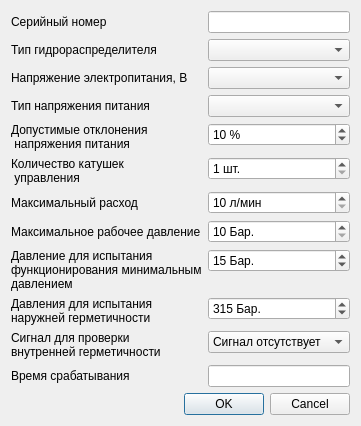
This is hydro_title_info.ui in firef0xff/SSHGS01 as Qt 5 draws it before an edit. The edited form follows.
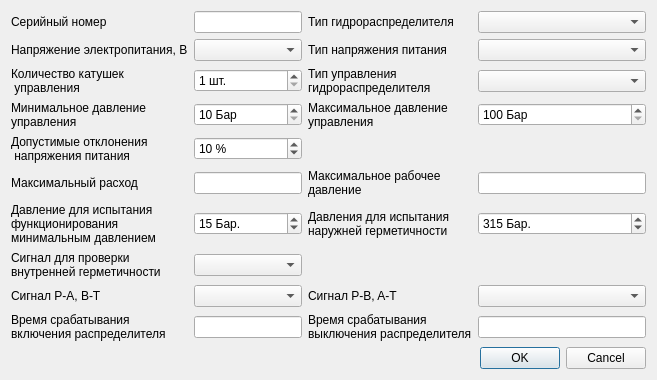
This is the edited form.

```diff
--- a/hydro_title_info.ui
+++ b/hydro_title_info.ui
@@ -9,8 +9,8 @@
    <rect>
     <x>0</x>
     <y>0</y>
-    <width>369</width>
-    <height>399</height>
+    <width>817</width>
+    <height>551</height>
    </rect>
   </property>
   <property name="sizePolicy">
@@ -33,38 +33,14 @@
     <enum>QLayout::SetFixedSize</enum>
    </property>
    <item>
-    <layout class="QFormLayout" name="formLayout">
+    <layout class="QGridLayout" name="gridLayout">
      <property name="verticalSpacing">
       <number>6</number>
      </property>
-     <item row="0" column="0">
-      <widget class="QLabel" name="l_sn">
+     <item row="2" column="0">
+      <widget class="QLabel" name="l_voltage">
        <property name="text">
-        <string>Серийный номер</string>
-       </property>
-      </widget>
-     </item>
-     <item row="0" column="1">
-      <widget class="QLineEdit" name="SerNo">
-       <property name="clearButtonEnabled">
-        <bool>true</bool>
-       </property>
-      </widget>
-     </item>
-     <item row="1" column="0">
-      <widget class="QLabel" name="l_gs_type">
-       <property name="text">
-        <string>Тип гидрораспределителя</string>
-       </property>
-      </widget>
-     </item>
-     <item row="1" column="1">
-      <widget class="QComboBox" name="GsType">
-       <property name="duplicatesEnabled">
-        <bool>false</bool>
-       </property>
-       <property name="frame">
-        <bool>true</bool>
+        <string>Напряжение электропитания, В</string>
        </property>
       </widget>
      </item>
@@ -98,7 +74,136 @@
        </item>
       </widget>
      </item>
-     <item row="3" column="1">
+     <item row="9" column="1">
+      <widget class="QSpinBox" name="MinPressure">
+       <property name="toolTip">
+        <string>10...100 Бар</string>
+       </property>
+       <property name="toolTipDuration">
+        <number>1000</number>
+       </property>
+       <property name="suffix">
+        <string> Бар.</string>
+       </property>
+       <property name="minimum">
+        <number>10</number>
+       </property>
+       <property name="maximum">
+        <number>100</number>
+       </property>
+       <property name="value">
+        <number>15</number>
+       </property>
+      </widget>
+     </item>
+     <item row="4" column="0">
+      <widget class="QLabel" name="l_reel_count">
+       <property name="text">
+        <string>Количество катушек
+ управления</string>
+       </property>
+      </widget>
+     </item>
+     <item row="9" column="3">
+      <widget class="QSpinBox" name="HermPressure">
+       <property name="toolTip">
+        <string>10...400 Бар</string>
+       </property>
+       <property name="toolTipDuration">
+        <number>1000</number>
+       </property>
+       <property name="suffix">
+        <string> Бар.</string>
+       </property>
+       <property name="minimum">
+        <number>10</number>
+       </property>
+       <property name="maximum">
+        <number>400</number>
+       </property>
+       <property name="value">
+        <number>315</number>
+       </property>
+      </widget>
+     </item>
+     <item row="0" column="1">
+      <widget class="QLineEdit" name="SerNo">
+       <property name="clearButtonEnabled">
+        <bool>true</bool>
+       </property>
+      </widget>
+     </item>
+     <item row="11" column="0">
+      <widget class="QLabel" name="l_herm_signal">
+       <property name="text">
+        <string>Сигнал для проверки
+внутренней герметичности</string>
+       </property>
+      </widget>
+     </item>
+     <item row="4" column="2">
+      <widget class="QLabel" name="l_control_type">
+       <property name="text">
+        <string>Тип управления
+гидрораспределителя</string>
+       </property>
+      </widget>
+     </item>
+     <item row="13" column="0">
+      <widget class="QLabel" name="l_actuation_on_time">
+       <property name="text">
+        <string>Время срабатывания
+включения распределителя</string>
+       </property>
+      </widget>
+     </item>
+     <item row="6" column="1">
+      <widget class="QSpinBox" name="VoltageRange">
+       <property name="toolTip">
+        <string>0...30 %</string>
+       </property>
+       <property name="toolTipDuration">
+        <number>1000</number>
+       </property>
+       <property name="suffix">
+        <string> %</string>
+       </property>
+       <property name="maximum">
+        <number>30</number>
+       </property>
+       <property name="value">
+        <number>10</number>
+       </property>
+      </widget>
+     </item>
+     <item row="0" column="0">
+      <widget class="QLabel" name="l_sn">
+       <property name="text">
+        <string>Серийный номер</string>
+       </property>
+      </widget>
+     </item>
+     <item row="7" column="0">
+      <widget class="QLabel" name="l_max_expenditure">
+       <property name="text">
+        <string>Максимальный расход</string>
+       </property>
+      </widget>
+     </item>
+     <item row="13" column="1">
+      <widget class="QLineEdit" name="ActuationOnTime">
+       <property name="toolTip">
+        <string>1...2000 мс</string>
+       </property>
+       <property name="toolTipDuration">
+        <number>1000</number>
+       </property>
+       <property name="clearButtonEnabled">
+        <bool>true</bool>
+       </property>
+      </widget>
+     </item>
+     <item row="2" column="3">
       <widget class="QComboBox" name="VoltageType">
        <property name="currentIndex">
         <number>-1</number>
@@ -116,19 +221,6 @@
       </widget>
      </item>
      <item row="4" column="1">
-      <widget class="QSpinBox" name="VoltageRange">
-       <property name="suffix">
-        <string> %</string>
-       </property>
-       <property name="maximum">
-        <number>30</number>
-       </property>
-       <property name="value">
-        <number>10</number>
-       </property>
-      </widget>
-     </item>
-     <item row="5" column="1">
       <widget class="QSpinBox" name="ReelCount">
        <property name="suffix">
         <string> шт.</string>
@@ -141,147 +233,152 @@
        </property>
       </widget>
      </item>
-     <item row="6" column="1">
-      <widget class="QSpinBox" name="MaxExpenditure">
-       <property name="suffix">
-        <string> л/мин</string>
-       </property>
-       <property name="minimum">
-        <number>10</number>
-       </property>
-       <property name="maximum">
-        <number>1100</number>
-       </property>
-      </widget>
-     </item>
-     <item row="7" column="1">
-      <widget class="QSpinBox" name="MaxWorkPressure">
-       <property name="suffix">
-        <string> Бар.</string>
-       </property>
-       <property name="minimum">
-        <number>10</number>
-       </property>
-       <property name="maximum">
-        <number>400</number>
-       </property>
-      </widget>
-     </item>
-     <item row="2" column="0">
-      <widget class="QLabel" name="l_voltage">
+     <item row="13" column="2">
+      <widget class="QLabel" name="l_actuation_off_time">
        <property name="text">
-        <string>Напряжение электропитания, В</string>
+        <string>Время срабатывания
+выключения распределителя</string>
        </property>
       </widget>
      </item>
-     <item row="3" column="0">
-      <widget class="QLabel" name="l_voltage_type">
-       <property name="text">
-        <string>Тип напряжения питания</string>
-       </property>
-      </widget>
-     </item>
-     <item row="4" column="0">
-      <widget class="QLabel" name="l_voltage_range">
-       <property name="text">
-        <string>Допустимые отклонения
- напряжения питания</string>
-       </property>
-      </widget>
-     </item>
-     <item row="5" column="0">
-      <widget class="QLabel" name="l_reel_count">
-       <property name="text">
-        <string>Количество катушек
- управления</string>
-       </property>
-      </widget>
-     </item>
-     <item row="6" column="0">
-      <widget class="QLabel" name="l_max_expenditure">
-       <property name="text">
-        <string>Максимальный расход</string>
-       </property>
-      </widget>
-     </item>
-     <item row="7" column="0">
-      <widget class="QLabel" name="l_max_work_pressure">
-       <property name="text">
-        <string>Максимальное рабочее давление</string>
-       </property>
-      </widget>
-     </item>
-     <item row="8" column="0">
+     <item row="9" column="0">
       <widget class="QLabel" name="l_min_pressure">
        <property name="text">
         <string>Давление для испытания
-функционирования минимальным
-давлением</string>
+функционирования
+минимальным давлением</string>
        </property>
       </widget>
      </item>
-     <item row="8" column="1">
-      <widget class="QSpinBox" name="MinPressure">
-       <property name="suffix">
-        <string> Бар.</string>
-       </property>
-       <property name="minimum">
-        <number>10</number>
-       </property>
-       <property name="maximum">
-        <number>100</number>
-       </property>
-       <property name="value">
-        <number>15</number>
-       </property>
-      </widget>
-     </item>
-     <item row="9" column="1">
-      <widget class="QSpinBox" name="HermPressure">
-       <property name="suffix">
-        <string> Бар.</string>
-       </property>
-       <property name="minimum">
-        <number>10</number>
-       </property>
-       <property name="maximum">
-        <number>400</number>
-       </property>
-       <property name="value">
-        <number>315</number>
-       </property>
-      </widget>
-     </item>
-     <item row="10" column="1">
-      <widget class="QComboBox" name="HermSignal">
-       <property name="currentIndex">
-        <number>0</number>
-       </property>
-       <item>
-        <property name="text">
-         <string>Сигнал отсутствует</string>
-        </property>
-       </item>
-       <item>
-        <property name="text">
-         <string>Катушка А</string>
-        </property>
-       </item>
-       <item>
-        <property name="text">
-         <string>Катушка Б</string>
-        </property>
-       </item>
-      </widget>
-     </item>
      <item row="11" column="1">
-      <widget class="QLineEdit" name="ActuationTime">
+      <widget class="QComboBox" name="HermSignal">
+       <property name="currentText">
+        <string/>
+       </property>
+       <property name="currentIndex">
+        <number>-1</number>
+       </property>
+       <item>
+        <property name="text">
+         <string>Отсутствует</string>
+        </property>
+       </item>
+       <item>
+        <property name="text">
+         <string>Катушка А</string>
+        </property>
+       </item>
+       <item>
+        <property name="text">
+         <string>Катушка Б</string>
+        </property>
+       </item>
+      </widget>
+     </item>
+     <item row="12" column="1">
+      <widget class="QComboBox" name="PABTSignal">
+       <property name="currentIndex">
+        <number>-1</number>
+       </property>
+       <item>
+        <property name="text">
+         <string>Отсутствует</string>
+        </property>
+       </item>
+       <item>
+        <property name="text">
+         <string>Катушка А</string>
+        </property>
+       </item>
+       <item>
+        <property name="text">
+         <string>Катушка Б</string>
+        </property>
+       </item>
+      </widget>
+     </item>
+     <item row="12" column="0">
+      <widget class="QLabel" name="l_pabt_signal">
+       <property name="text">
+        <string>Сигнал P-A, B-T</string>
+       </property>
+      </widget>
+     </item>
+     <item row="12" column="2">
+      <widget class="QLabel" name="l_pbat_signal">
+       <property name="text">
+        <string>Сигнал P-B, A-T</string>
+       </property>
+      </widget>
+     </item>
+     <item row="12" column="3">
+      <widget class="QComboBox" name="PBATSingal">
+       <property name="currentIndex">
+        <number>-1</number>
+       </property>
+       <item>
+        <property name="text">
+         <string>Отсутствует</string>
+        </property>
+       </item>
+       <item>
+        <property name="text">
+         <string>Катушка А</string>
+        </property>
+       </item>
+       <item>
+        <property name="text">
+         <string>Катушка Б</string>
+        </property>
+       </item>
+      </widget>
+     </item>
+     <item row="2" column="2">
+      <widget class="QLabel" name="l_voltage_type">
+       <property name="text">
+        <string>Тип напряжения питания</string>
+       </property>
+      </widget>
+     </item>
+     <item row="0" column="3">
+      <widget class="QComboBox" name="GsType">
+       <property name="duplicatesEnabled">
+        <bool>false</bool>
+       </property>
+       <property name="frame">
+        <bool>true</bool>
+       </property>
+      </widget>
+     </item>
+     <item row="0" column="2">
+      <widget class="QLabel" name="l_gs_type">
+       <property name="text">
+        <string>Тип гидрораспределителя</string>
+       </property>
+      </widget>
+     </item>
+     <item row="7" column="2">
+      <widget class="QLabel" name="l_max_work_pressure">
+       <property name="text">
+        <string>Максимальное рабочее
+давление</string>
+       </property>
+      </widget>
+     </item>
+     <item row="13" column="3">
+      <widget class="QLineEdit" name="ActuationOffTime">
+       <property name="toolTip">
+        <string>1...2000 мс</string>
+       </property>
+       <property name="toolTipDuration">
+        <number>1000</number>
+       </property>
        <property name="clearButtonEnabled">
         <bool>true</bool>
        </property>
       </widget>
      </item>
-     <item row="9" column="0">
+     <item row="9" column="2">
       <widget class="QLabel" name="l_herm_pressure">
        <property name="text">
         <string>Давления для испытания
@@ -289,18 +386,111 @@
        </property>
       </widget>
      </item>
-     <item row="10" column="0">
-      <widget class="QLabel" name="l_herm_signal">
+     <item row="6" column="0">
+      <widget class="QLabel" name="l_voltage_range">
        <property name="text">
-        <string>Сигнал для проверки
-внутренней герметичности</string>
+        <string>Допустимые отклонения
+ напряжения питания</string>
        </property>
       </widget>
      </item>
-     <item row="11" column="0">
-      <widget class="QLabel" name="l_actuation_time">
+     <item row="5" column="0">
+      <widget class="QLabel" name="l_min_control_pressure">
        <property name="text">
-        <string>Время срабатывания</string>
+        <string>Минимальное давление
+управления</string>
+       </property>
+      </widget>
+     </item>
+     <item row="5" column="2">
+      <widget class="QLabel" name="l_max_control_pressure">
+       <property name="text">
+        <string>Максимальное давление
+управления</string>
+       </property>
+      </widget>
+     </item>
+     <item row="5" column="1">
+      <widget class="QSpinBox" name="MinControlPressure">
+       <property name="toolTip">
+        <string>10...30 Бар</string>
+       </property>
+       <property name="suffix">
+        <string> Бар</string>
+       </property>
+       <property name="minimum">
+        <number>10</number>
+       </property>
+       <property name="maximum">
+        <number>30</number>
+       </property>
+      </widget>
+     </item>
+     <item row="5" column="3">
+      <widget class="QSpinBox" name="MaxControlPressure">
+       <property name="toolTip">
+        <string>100...300 Бар</string>
+       </property>
+       <property name="toolTipDuration">
+        <number>1000</number>
+       </property>
+       <property name="suffix">
+        <string> Бар</string>
+       </property>
+       <property name="minimum">
+        <number>100</number>
+       </property>
+       <property name="maximum">
+        <number>300</number>
+       </property>
+      </widget>
+     </item>
+     <item row="4" column="3">
+      <widget class="QComboBox" name="ControlType">
+       <property name="currentIndex">
+        <number>-1</number>
+       </property>
+       <item>
+        <property name="text">
+         <string>Электронное</string>
+        </property>
+       </item>
+       <item>
+        <property name="text">
+         <string>Электрогидравлическое</string>
+        </property>
+       </item>
+      </widget>
+     </item>
+     <item row="7" column="1">
+      <widget class="QLineEdit" name="MaxExpenditure">
+       <property name="toolTip">
+        <string>10...1100 л/мин.</string>
+       </property>
+       <property name="toolTipDuration">
+        <number>1000</number>
+       </property>
+       <property name="statusTip">
+        <string/>
+       </property>
+       <property name="whatsThis">
+        <string/>
+       </property>
+       <property name="clearButtonEnabled">
+        <bool>true</bool>
+       </property>
+      </widget>
+     </item>
+     <item row="7" column="3">
+      <widget class="QLineEdit" name="MaxWorkPressure">
+       <property name="toolTip">
+        <string>10...400 Бар</string>
+       </property>
+       <property name="toolTipDuration">
+        <number>1000</number>
+       </property>
+       <property name="clearButtonEnabled">
+        <bool>true</bool>
        </property>
       </widget>
      </item>
```
